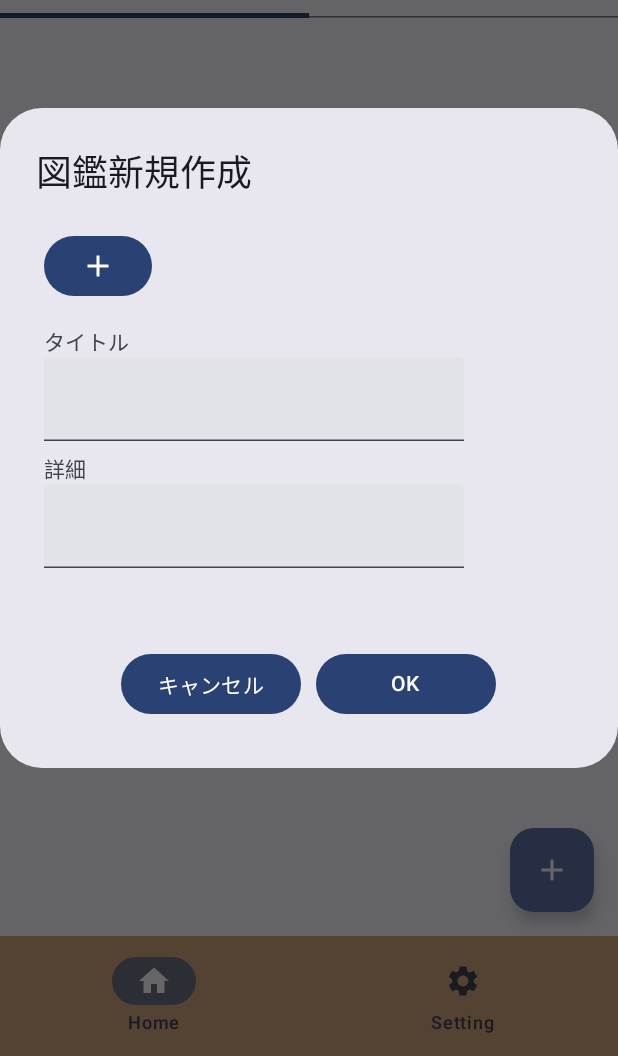
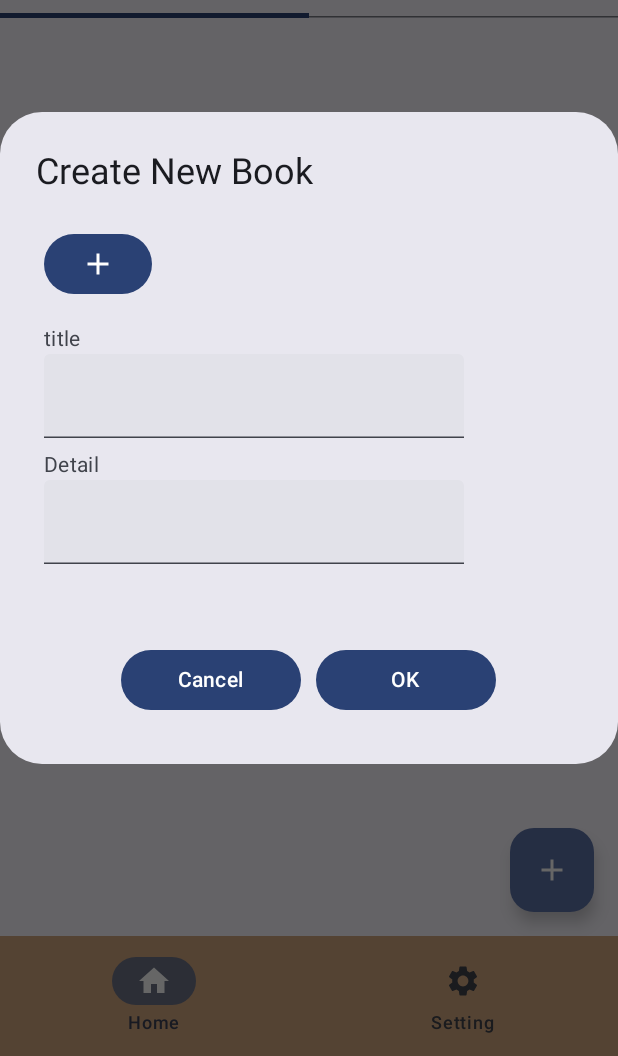
Before and after one commit to coffee-bonfire/CoffeeBook, an Android app built with Jetpack Compose: the screen it shows after launch (MainActivity), after a tap on "図鑑新規作成", on a phone screen of 412 x 824 dp, the part 180-1236 px from its top. Run offline under Robolectric (Android 15) with nearby library versions, the phone set to English and light mode, and no system bars; our stand-ins replace Dagger/Hilt's generated code, Room's generated code.

Commit message:
:+1: 英語化

```diff
--- a/app/src/main/res/values/strings.xml
+++ b/app/src/main/res/values/strings.xml
@@ -1,13 +1,13 @@
 <resources>
     <string name="app_name">CoffeeBooksApp</string>
-    <string name="dialog_cancel">キャンセル</string>
-    <string name="dialog_title">タイトル</string>
-    <string name="dialog_description">詳細</string>
-    <string name="dialog_heading">図鑑新規作成</string>
-    <string name="dialog_item_heading">図鑑アイテム新規作成</string>
-    <string name="dialog_user_select_image">ユーザ画像</string>
+    <string name="dialog_cancel">Cancel</string>
+    <string name="dialog_title">title</string>
+    <string name="dialog_description">Detail</string>
+    <string name="dialog_heading">Create New Book</string>
+    <string name="dialog_item_heading">Create New BookItem</string>
+    <string name="dialog_user_select_image">UserImages</string>
     <string name="tab_coffee_books">Coffee Book</string>
     <string name="tab_my_books">My Book</string>
-    <string name="app_setting">設定</string>
+    <string name="app_setting">Setting</string>
 
 </resources>
```
